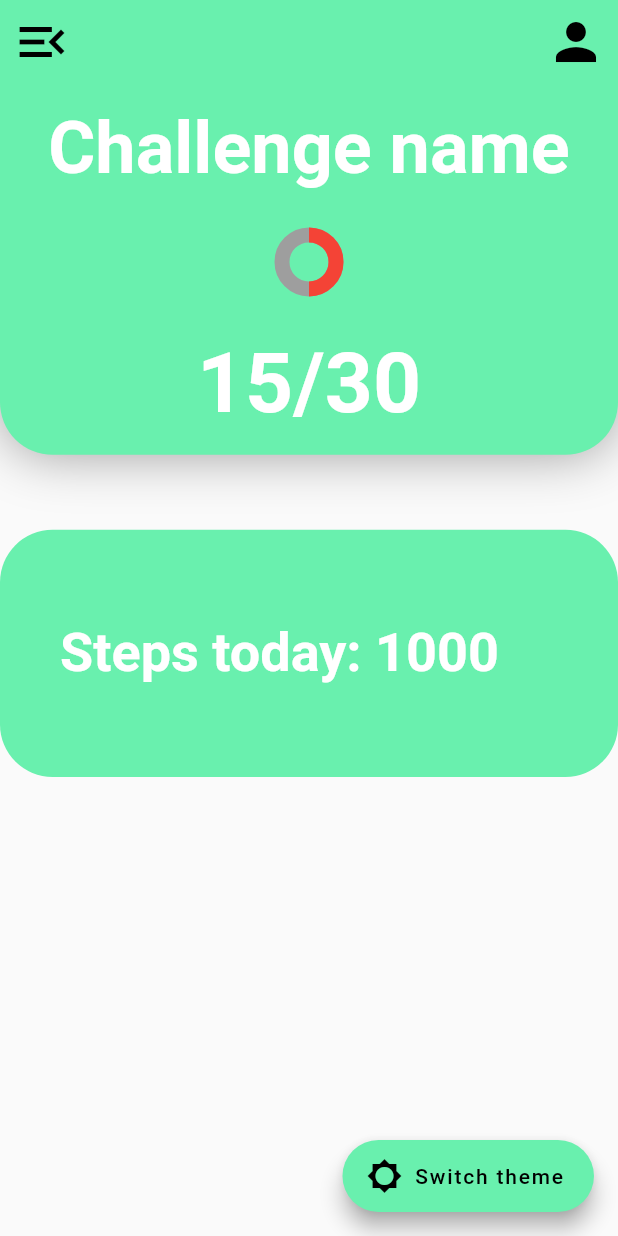
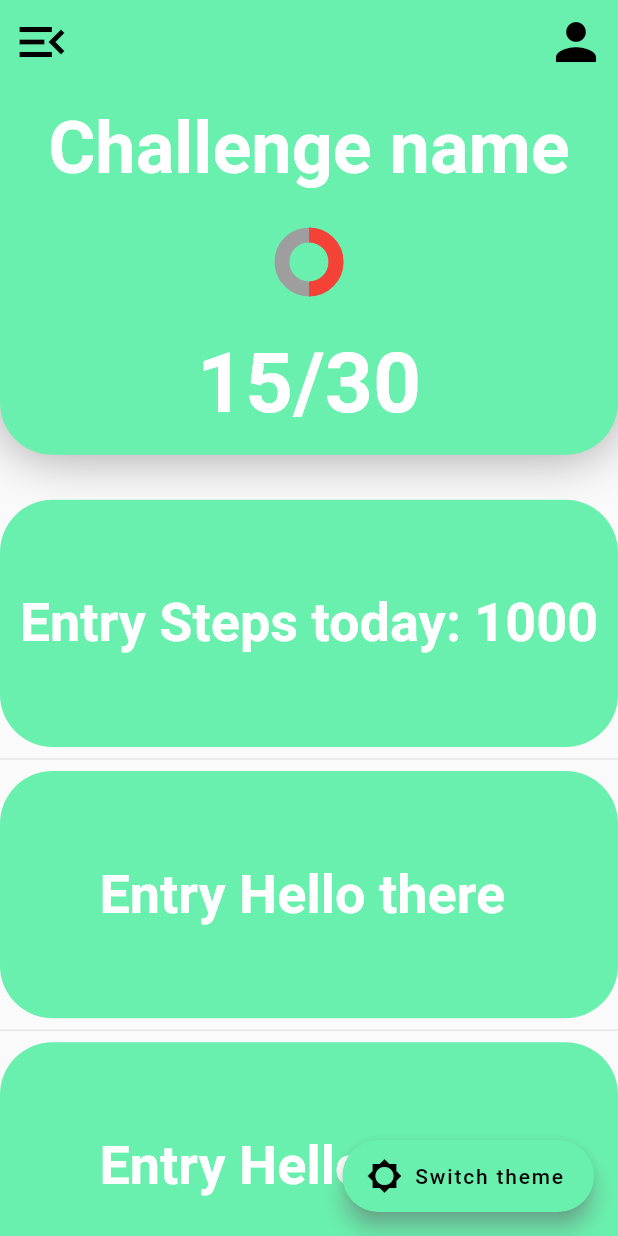
Before and after one commit to Baba-Yaga-Bv/Moove-old, a Flutter app: the screen it shows after launch, on a phone screen of 412 x 824 dp. Run offline on Flutter 3.47's test engine with Material 2 defaults, Android fonts, the light colour scheme and no system bars.

Commit message:
Make list scrollable
The list now resides in an expanded container and its values
come from the toDisplay list

```diff
--- a/front-end/lib/pages/home/components/home_body.dart
+++ b/front-end/lib/pages/home/components/home_body.dart
@@ -16,6 +16,12 @@ class HomeBody extends StatelessWidget {
 
   @override
   Widget build(BuildContext context) {
+    List toDisplay = [
+      getStepsToday(),
+      "Hello there ",
+      "Hello there ",
+      "Hello there "
+    ];
     Size screenSize = MediaQuery.of(context).size;
     return Column(
       children: [
@@ -83,30 +89,54 @@ class HomeBody extends StatelessWidget {
               ],
             )),
 
-        //Steps today
-        Padding(
-          padding: EdgeInsets.fromLTRB(0, defaultPadding, 0, defaultPadding),
-          child: Container(
-              height: screenSize.height * 0.2,
-              decoration: BoxDecoration(
-                  color: Theme.of(context).primaryColor,
-                  borderRadius: BorderRadius.all(Radius.circular(35))),
-              child: Row(
-                children: <Widget>[
-                  Padding(
-                    padding: EdgeInsets.fromLTRB(40, 0, 0, 0),
-                    child: Text(
-                      getStepsToday(),
+        //Expanded(child:
+        Expanded(
+            child: ListView.separated(
+                padding: const EdgeInsets.fromLTRB(0, 30, 0, 30),
+                itemCount: toDisplay.length,
+                itemBuilder: (BuildContext context, int index) {
+                  return Container(
+                    height: screenSize.height*0.2,
+                    decoration: BoxDecoration(
+                      color: primaryColor,
+                      borderRadius: BorderRadius.all(Radius.circular(35))
+                    ),
+                    child: Center(
+                        child: Text(
+                      'Entry ${toDisplay[index]}',
                       style: TextStyle(
-                        color: textColor,
-                        fontSize: textFontSize,
-                        fontWeight: FontWeight.bold,
-                      ),
-                    ),
-                  )
-                ],
-              )),
+                          color: textColor,
+                          fontSize: textFontSize,
+                          fontWeight: FontWeight.bold),
+                    )),
+                  );
+                },
+              separatorBuilder: (BuildContext context, int index) => const Divider(),
+
+                )
+
+
         ),
+        // Container(
+        //     height: screenSize.height * 0.2,
+        //     decoration: BoxDecoration(
+        //         color: Theme.of(context).primaryColor,
+        //         borderRadius: BorderRadius.all(Radius.circular(35))),
+        //     child: Row(
+        //       children: <Widget>[
+        //         Padding(
+        //           padding: EdgeInsets.fromLTRB(40, 0, 0, 0),
+        //           child: Text(
+        //             getStepsToday(),
+        //             style: TextStyle(
+        //               color: textColor,
+        //               fontSize: textFontSize,
+        //               fontWeight: FontWeight.bold,
+        //             ),
+        //           ),
+        //         )
+        //       ],
+        //     )),
       ],
     );
   }
```
